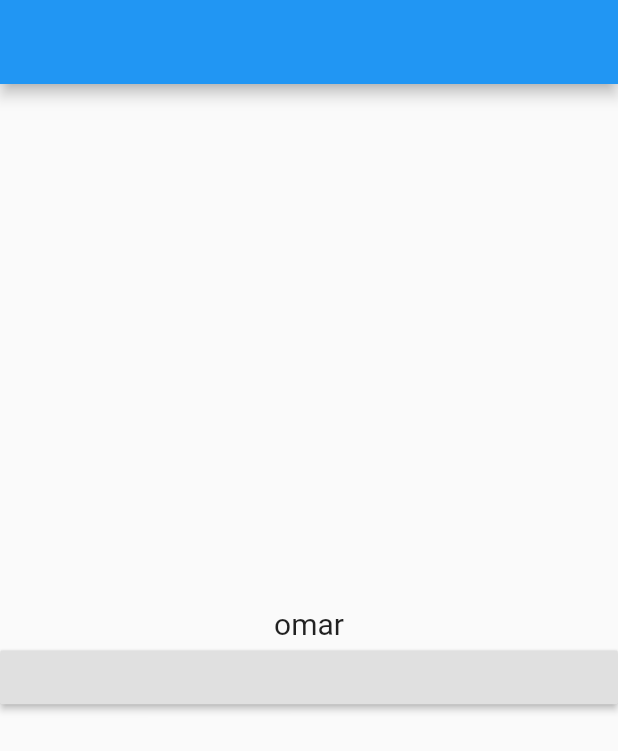
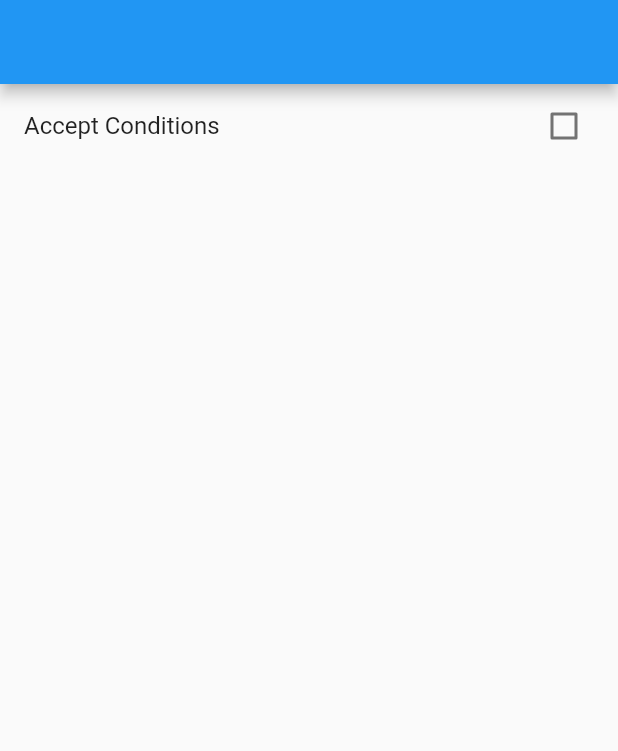
Before and after one commit to shadysamara/GDvalidation, a Flutter app: the screen it shows after launch, on a phone screen of 412 x 824 dp. Shown: the top 751 px of the screen. Run offline on Flutter 3.47's test engine with Material 2 defaults, Android fonts, the phone set to English and light mode, and no system bars; our stand-ins replace string_validator.

```diff
--- /dev/null
+++ b/lib/auth_provider.dart
@@ -0,0 +1,3 @@
+import 'package:flutter/material.dart';
+
+class AuthProvider extends ChangeNotifier {}
--- a/lib/my_provider.dart
+++ b/lib/my_provider.dart
@@ -2,6 +2,15 @@ import 'package:flutter/material.dart';
 
 class MyProvider extends ChangeNotifier {
   String name = 'omar';
+  String country = 'palestine';
+  String city = 'gaza';
+  String area = 'isalmic university';
+  bool acceptConditions = false;
+  changeAcceptConditions() {
+    acceptConditions = !acceptConditions;
+    notifyListeners();
+  }
+
   changeName(String newName) {
     this.name = newName;
     notifyListeners();
--- a/lib/provider_screen_test.dart
+++ b/lib/provider_screen_test.dart
@@ -1,4 +1,5 @@
 import 'package:flutter/material.dart';
+import 'package:project3/auth_provider.dart';
 import 'package:project3/my_provider.dart';
 import 'package:provider/provider.dart';
 
@@ -7,22 +8,17 @@ class ProviderScreenTest extends StatelessWidget {
   Widget build(BuildContext context) {
     // TODO: implement build
     return Scaffold(
-      appBar: AppBar(),
-      body: Column(
-        mainAxisAlignment: MainAxisAlignment.center,
-        crossAxisAlignment: CrossAxisAlignment.stretch,
-        children: [
-          Text(
-            Provider.of<MyProvider>(context).name,
-            textAlign: TextAlign.center,
-            style: TextStyle(fontSize: 20),
-          ),
-          RaisedButton(onPressed: () {
-            Provider.of<MyProvider>(context, listen: false)
-                .changeName('hello world');
-          })
-        ],
-      ),
-    );
+        appBar: AppBar(),
+        body: Selector<MyProvider, bool>(builder: (context, acceptnaceBool, x) {
+          return CheckboxListTile(
+              title: Text('Accept Conditions'),
+              value: acceptnaceBool,
+              onChanged: (value) {
+                Provider.of<MyProvider>(context, listen: false)
+                    .changeAcceptConditions();
+              });
+        }, selector: (context, provider) {
+          return provider.acceptConditions;
+        }));
   }
 }
```
